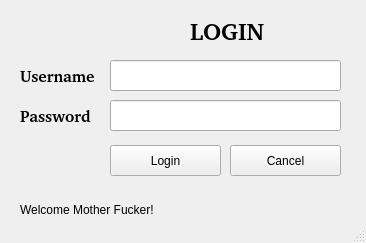
First picture: the form in loginui.ui, repository albiemer/Library-Management-System-Pure-Python3, before the edit.
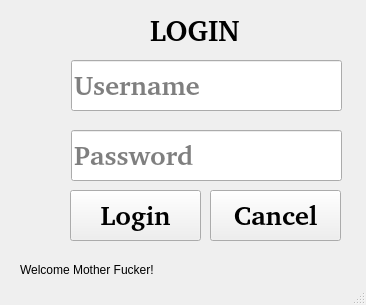
Second picture: the form after the edit. Icons and pictures are not drawn.

What changed in the file:
```diff
--- a/loginui.ui
+++ b/loginui.ui
@@ -7,7 +7,7 @@
     <x>0</x>
     <y>0</y>
     <width>366</width>
-    <height>243</height>
+    <height>305</height>
    </rect>
   </property>
   <property name="windowTitle">
@@ -21,16 +21,16 @@
    <widget class="QLabel" name="lblogin">
     <property name="geometry">
      <rect>
-      <x>190</x>
+      <x>150</x>
       <y>10</y>
-      <width>81</width>
+      <width>91</width>
       <height>41</height>
      </rect>
     </property>
     <property name="font">
      <font>
       <family>Bitstream Charter</family>
-      <pointsize>18</pointsize>
+      <pointsize>22</pointsize>
       <weight>75</weight>
       <bold>true</bold>
      </font>
@@ -44,8 +44,8 @@
      <rect>
       <x>20</x>
       <y>60</y>
-      <width>91</width>
-      <height>31</height>
+      <width>51</width>
+      <height>51</height>
      </rect>
     </property>
     <property name="font">
@@ -57,16 +57,22 @@
      </font>
     </property>
     <property name="text">
-     <string>Username</string>
+     <string/>
+    </property>
+    <property name="pixmap">
+     <pixmap>Images/userlogo.jpg</pixmap>
+    </property>
+    <property name="scaledContents">
+     <bool>true</bool>
     </property>
    </widget>
    <widget class="QLabel" name="lblpassword">
     <property name="geometry">
      <rect>
       <x>20</x>
-      <y>100</y>
-      <width>91</width>
-      <height>31</height>
+      <y>130</y>
+      <width>51</width>
+      <height>51</height>
      </rect>
     </property>
     <property name="font">
@@ -78,18 +84,32 @@
      </font>
     </property>
     <property name="text">
-     <string>Password</string>
+     <string/>
+    </property>
+    <property name="pixmap">
+     <pixmap>Images/passlogo.jpg</pixmap>
+    </property>
+    <property name="scaledContents">
+     <bool>true</bool>
     </property>
    </widget>
    <widget class="QPushButton" name="pblogin">
     <property name="geometry">
      <rect>
-      <x>110</x>
-      <y>145</y>
-      <width>111</width>
-      <height>31</height>
+      <x>70</x>
+      <y>190</y>
+      <width>131</width>
+      <height>51</height>
      </rect>
     </property>
+    <property name="font">
+     <font>
+      <family>Bitstream Charter</family>
+      <pointsize>20</pointsize>
+      <weight>75</weight>
+      <bold>true</bold>
+     </font>
+    </property>
     <property name="text">
      <string>Login</string>
     </property>
@@ -97,44 +117,74 @@
    <widget class="QLineEdit" name="edituser">
     <property name="geometry">
      <rect>
-      <x>110</x>
+      <x>71</x>
       <y>60</y>
-      <width>231</width>
-      <height>31</height>
+      <width>271</width>
+      <height>51</height>
      </rect>
     </property>
+    <property name="font">
+     <font>
+      <family>Bitstream Charter</family>
+      <pointsize>20</pointsize>
+      <weight>75</weight>
+      <bold>true</bold>
+     </font>
+    </property>
     <property name="inputMask">
      <string/>
     </property>
     <property name="text">
      <string/>
     </property>
+    <property name="placeholderText">
+     <string>Username</string>
+    </property>
    </widget>
    <widget class="QLineEdit" name="editpass">
     <property name="geometry">
      <rect>
-      <x>110</x>
-      <y>100</y>
-      <width>231</width>
-      <height>31</height>
+      <x>71</x>
+      <y>130</y>
+      <width>271</width>
+      <height>51</height>
      </rect>
     </property>
+    <property name="font">
+     <font>
+      <family>Bitstream Charter</family>
+      <pointsize>20</pointsize>
+      <weight>75</weight>
+      <bold>true</bold>
+     </font>
+    </property>
     <property name="inputMask">
      <string/>
     </property>
     <property name="echoMode">
      <enum>QLineEdit::Password</enum>
     </property>
+    <property name="placeholderText">
+     <string>Password</string>
+    </property>
    </widget>
    <widget class="QPushButton" name="pbcancel">
     <property name="geometry">
      <rect>
-      <x>230</x>
-      <y>145</y>
-      <width>111</width>
-      <height>31</height>
+      <x>210</x>
+      <y>190</y>
+      <width>131</width>
+      <height>51</height>
      </rect>
     </property>
+    <property name="font">
+     <font>
+      <family>Bitstream Charter</family>
+      <pointsize>20</pointsize>
+      <weight>75</weight>
+      <bold>true</bold>
+     </font>
+    </property>
     <property name="text">
      <string>Cancel</string>
     </property>
@@ -143,7 +193,7 @@
     <property name="geometry">
      <rect>
       <x>20</x>
-      <y>200</y>
+      <y>260</y>
       <width>321</width>
       <height>20</height>
      </rect>
```
